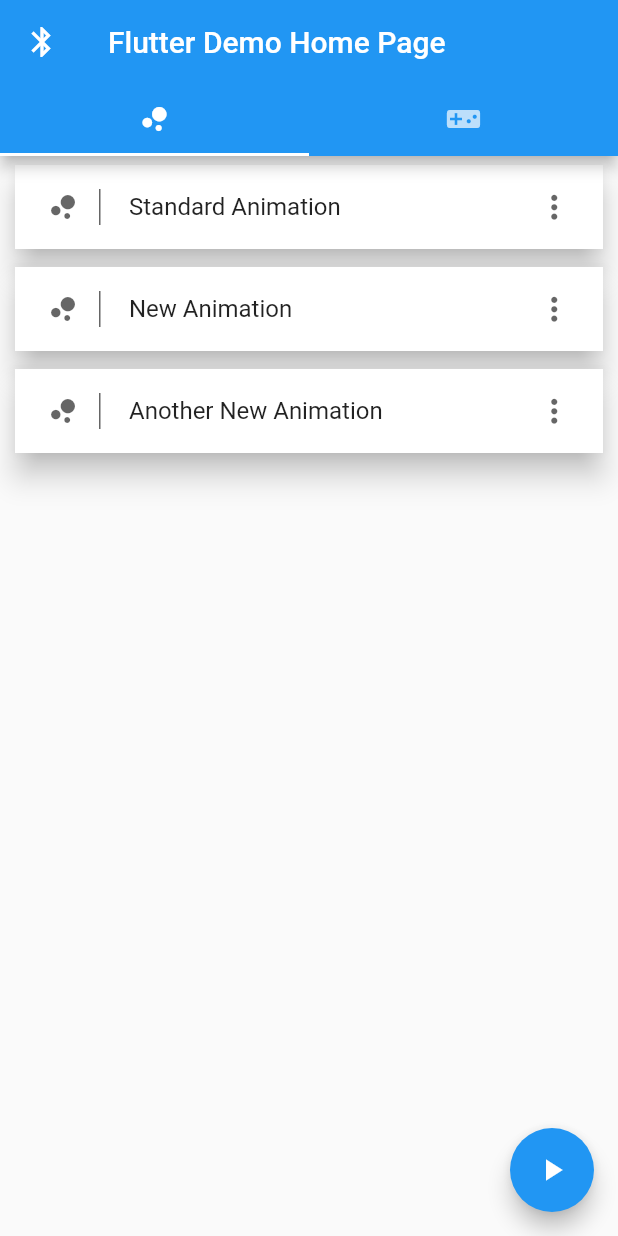
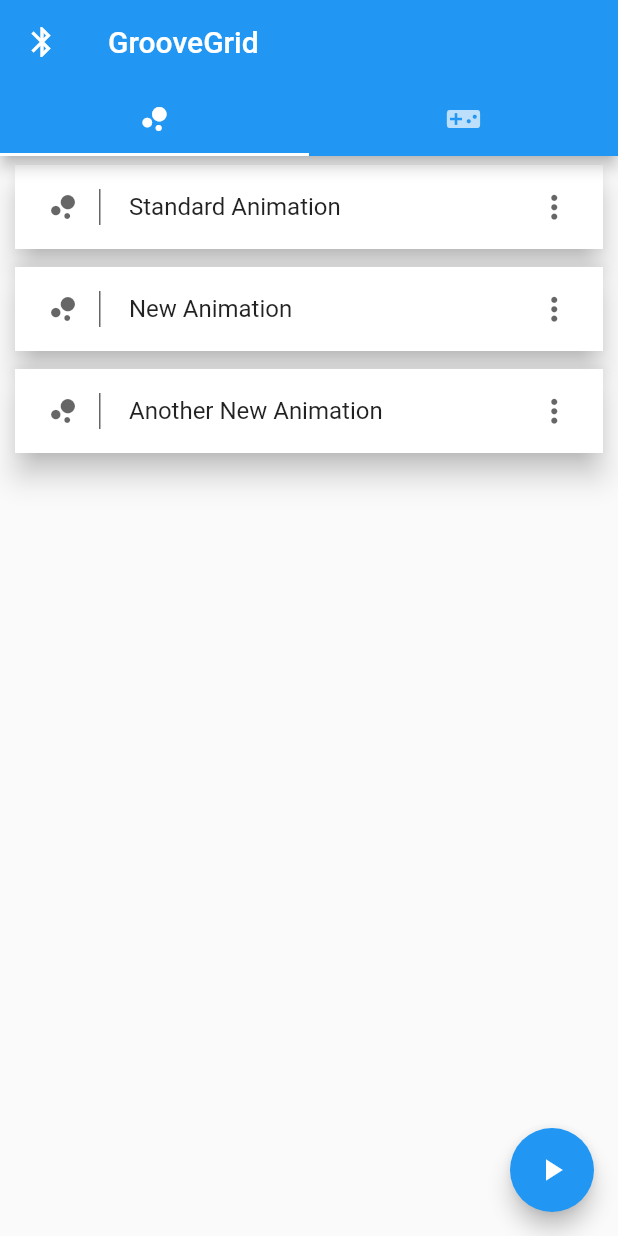
Before and after one commit to pmalessa/groovegrid, a Flutter app: the screen it shows after launch, on a phone screen of 412 x 824 dp. Run offline on Flutter 3.47's test engine with Material 2 defaults, Android fonts, the phone set to English and light mode, and no system bars; our stand-ins replace flutter_bluetooth_serial.

Commit message:
Header changed

```diff
--- a/MobileApp/groove_grid/lib/main.dart
+++ b/MobileApp/groove_grid/lib/main.dart
@@ -26,7 +26,7 @@ class MyApp extends StatelessWidget {
         // is not restarted.
         primarySwatch: Colors.blue,
       ),
-      home: HomePage(title: 'Flutter Demo Home Page'),
+      home: HomePage(title: 'GrooveGrid'),
     );
   }
 }
```
